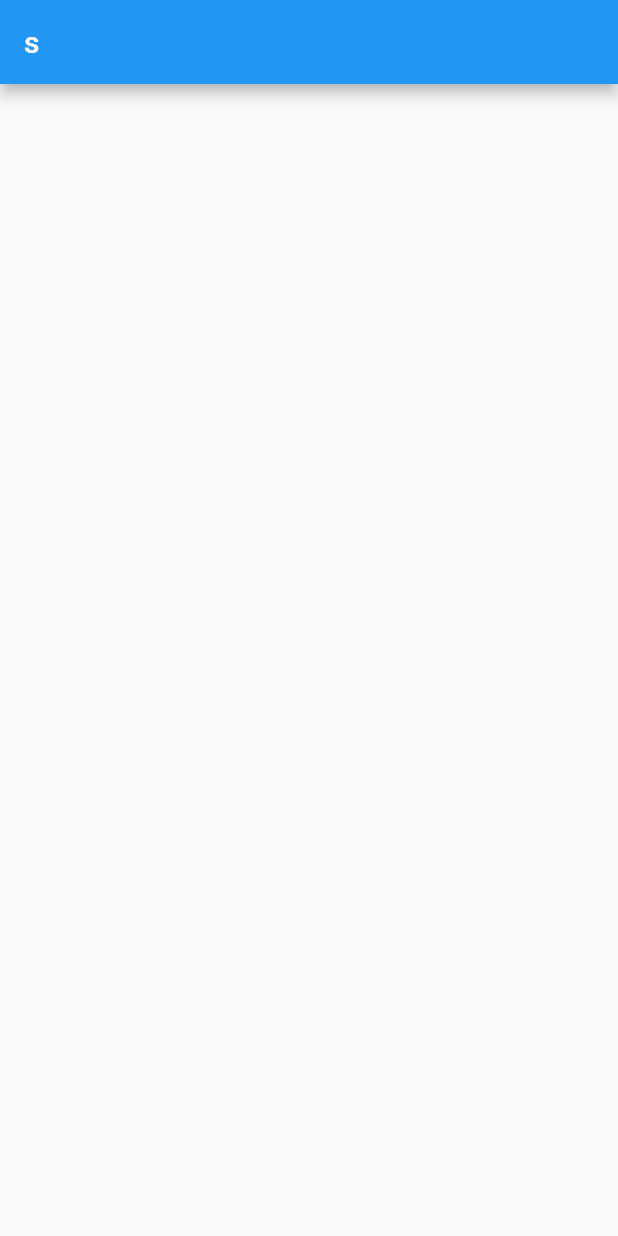
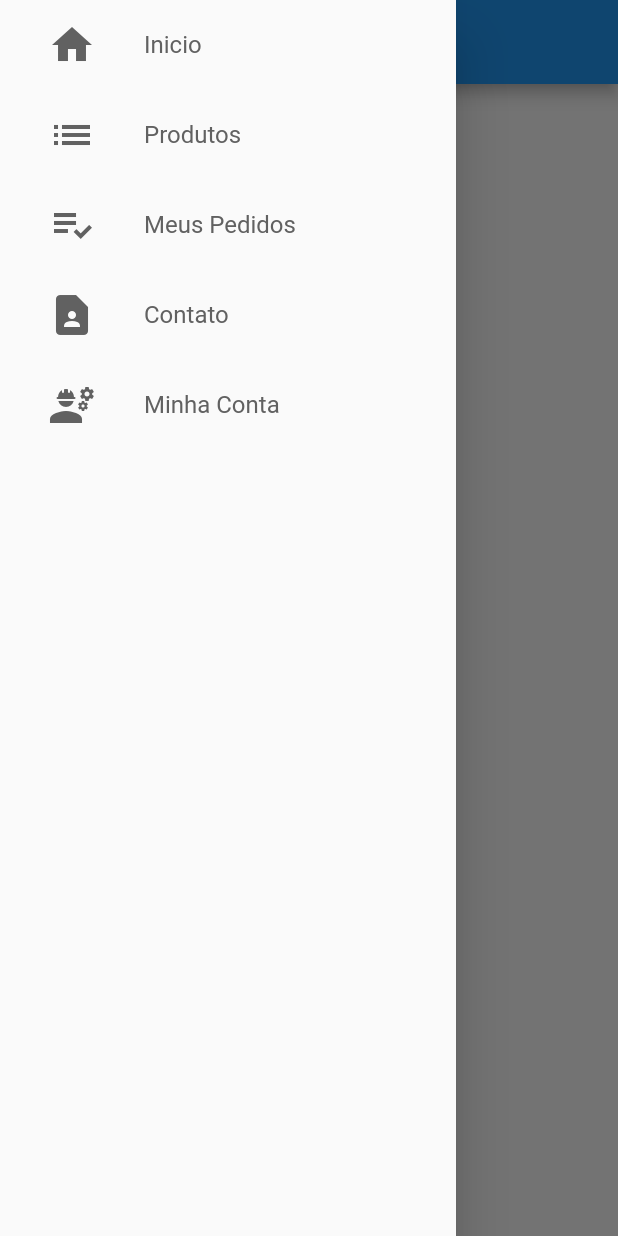
Before and after one commit to Pablo-Oliveira18/ControlSportEcommerce, a Flutter app: the screen it shows after launch, with the side drawer open (before the commit the screen has no drawer), on a phone screen of 412 x 824 dp. Run offline on Flutter 3.47's test engine with Material 2 defaults, Android fonts, the phone set to English and light mode, and no system bars; our stand-ins replace font_awesome_flutter.

Commit message:
Inicialização do Drawer

```diff
--- /dev/null
+++ b/lib/common/custom_drawer/custom_drawer.dart
@@ -0,0 +1,52 @@
+import 'package:controlsport_app_ecommerce/common/custom_drawer/drawer_tile.dart';
+import 'package:flutter/material.dart';
+import 'package:font_awesome_flutter/font_awesome_flutter.dart';
+
+class CustomDrawer extends StatelessWidget {
+  @override
+  Widget build(BuildContext context) {
+    return Drawer(
+      child: ListView(
+        children: <Widget>[
+          // Drawer HOME
+          DrawerTile(
+            iconData: Icons.home,
+            title: 'Inicio',
+            page: 0, // passado por parametro para definir a pagina
+          ),
+
+          // Drawer Produtos...
+          DrawerTile(
+            iconData: Icons.list,
+            title: 'Produtos',
+            page: 1,
+          ),
+
+          // Drawer Contato...
+          DrawerTile(
+            iconData: Icons.playlist_add_check,
+            title: 'Meus Pedidos',
+            page: 2,
+          ),
+
+          // Drawer Contato...
+          DrawerTile(
+            iconData: Icons.contact_page,
+            title: 'Contato',
+            page: 3,
+          ),
+
+          /// Drawer Minha Conta
+          DrawerTile(
+            iconData: Icons.engineering,
+            title: 'Minha Conta',
+            page: 4,
+          ),
+
+          ///
+          ///
+        ],
+      ),
+    );
+  }
+}
--- /dev/null
+++ b/lib/common/custom_drawer/drawer_tile.dart
@@ -0,0 +1,48 @@
+import 'package:flutter/material.dart';
+
+class DrawerTile extends StatelessWidget {
+  final IconData iconData;
+  final String title;
+  final int page; // numero da pagina
+
+  const DrawerTile({this.iconData, this.title, this.page});
+
+  @override
+  Widget build(BuildContext context) {
+    return InkWell(
+      // utilizar o ontap no InKell
+
+      onTap: () {
+        print('tokei');
+      },
+      child: SizedBox(
+        // utiliza altura para espaçar os itens ...
+        height: 60,
+        child: Row(
+          children: <Widget>[
+            Padding(
+              padding: const EdgeInsets.symmetric(
+                  horizontal: 32), // espaçar na horizontal
+
+              child: Icon(
+                iconData,
+                size: 32,
+                color: Colors.grey[700],
+              ),
+            ),
+
+            // Texto dos Menus
+            Text(
+              title,
+              style: TextStyle(
+                fontSize: 16,
+                color: Colors.grey[700],
+              ),
+            ),
+            //
+          ],
+        ),
+      ),
+    );
+  }
+}
--- a/lib/main.dart
+++ b/lib/main.dart
@@ -1,32 +1,21 @@
-import 'package:cloud_firestore/cloud_firestore.dart';
-import 'package:firebase_core/firebase_core.dart';
+import 'package:controlsport_app_ecommerce/screen/base/base_screen.dart';
 import 'package:flutter/material.dart';
 
 Future<void> main() async {
   runApp(MyApp());
-
-  await Firebase.initializeApp();
-
-  FirebaseFirestore instaces = FirebaseFirestore.instance;
 }
 
 class MyApp extends StatelessWidget {
   @override
   Widget build(BuildContext context) {
     return MaterialApp(
-      title: 'Control Sports',
+      title: 'Sport Control',
       theme: ThemeData(
         primarySwatch: Colors.blue,
+        visualDensity: VisualDensity.adaptivePlatformDensity,
       ),
       debugShowCheckedModeBanner: false,
-      home: Container(
-        color: Colors.green,
-        child: Scaffold(
-          appBar: AppBar(
-            title: Text("s"),
-          ),
-        ),
-      ),
+      home: BaseScreen(),
     );
   }
 }
--- /dev/null
+++ b/lib/screen/base/base_screen.dart
@@ -0,0 +1,44 @@
+import 'package:controlsport_app_ecommerce/common/custom_drawer/custom_drawer.dart';
+import 'package:flutter/material.dart';
+
+class BaseScreen extends StatelessWidget {
+  // Page Controller (Controlador de page View)
+
+  final PageController pageController = PageController();
+
+  @override
+  Widget build(BuildContext context) {
+    return PageView(
+      controller: pageController, // Controlador da Home Screen
+      physics:
+          const NeverScrollableScrollPhysics(), // impidir que movimente a page view através de gestos.
+
+      children: <Widget>[
+        // App bar tela,
+
+        Scaffold(
+          drawer: CustomDrawer(),
+          appBar: AppBar(
+            title: const Text('Sport Control'),
+          ),
+        ),
+
+        Container(
+          color: Colors.red,
+          child: RaisedButton(
+            onPressed: () {
+              pageController.jumpToPage(1);
+            },
+            child: Text('Proximo'),
+          ),
+        ),
+        Container(
+          color: Colors.yellow,
+        ),
+        Container(
+          color: Colors.green,
+        ),
+      ],
+    );
+  }
+}
--- a/pubspec.yaml
+++ b/pubspec.yaml
@@ -32,6 +32,7 @@ dependencies:
   firebase_auth: ^0.18.4+1
   firebase_storage: ^5.2.0
   firebase_core: ^0.5.3
+  font_awesome_flutter: ^8.11.0 # icones
 
 dev_dependencies:
   flutter_test:
```
Also changed, not shown: pubspec.lock.
